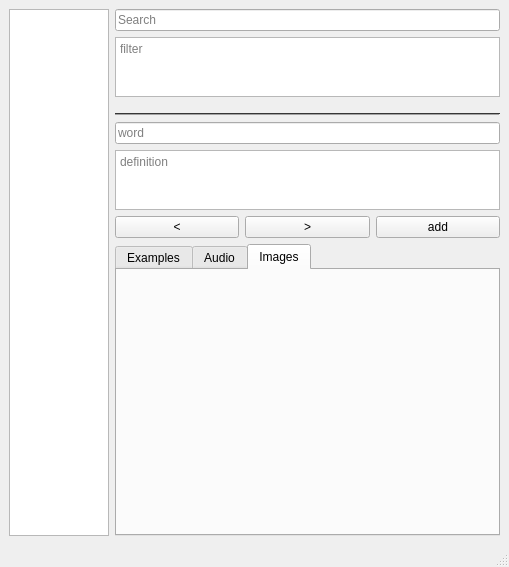
First picture: the form in qt/mainwindow.ui, repository ladudin/Dict2FlashcardsQT, before the edit.
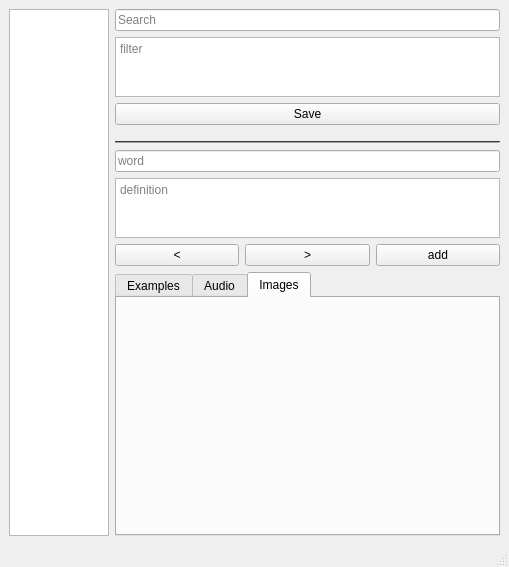
Second picture: the form after the edit.

The edit to the form file:
```diff
--- a/qt/mainwindow.ui
+++ b/qt/mainwindow.ui
@@ -53,6 +53,13 @@
         </property>
        </widget>
       </item>
+      <item>
+       <widget class="QPushButton" name="saveButton">
+        <property name="text">
+         <string>Save</string>
+        </property>
+       </widget>
+      </item>
       <item>
        <spacer name="verticalSpacer">
         <property name="orientation">
```
Left out of the diff: 38 changed lines with no effect on the pictures.
